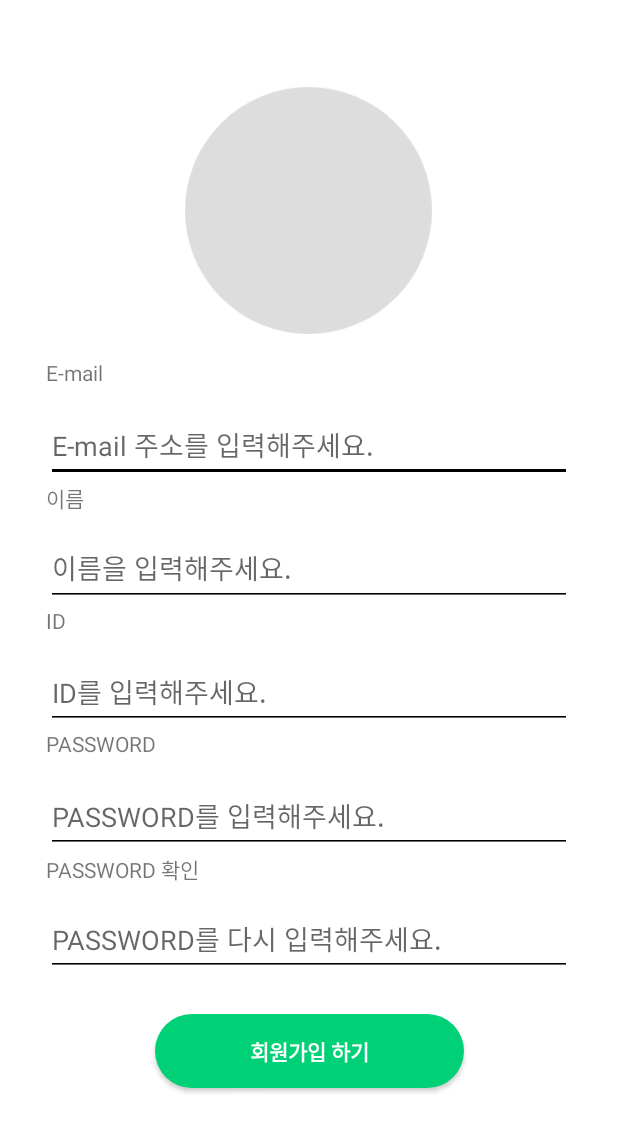
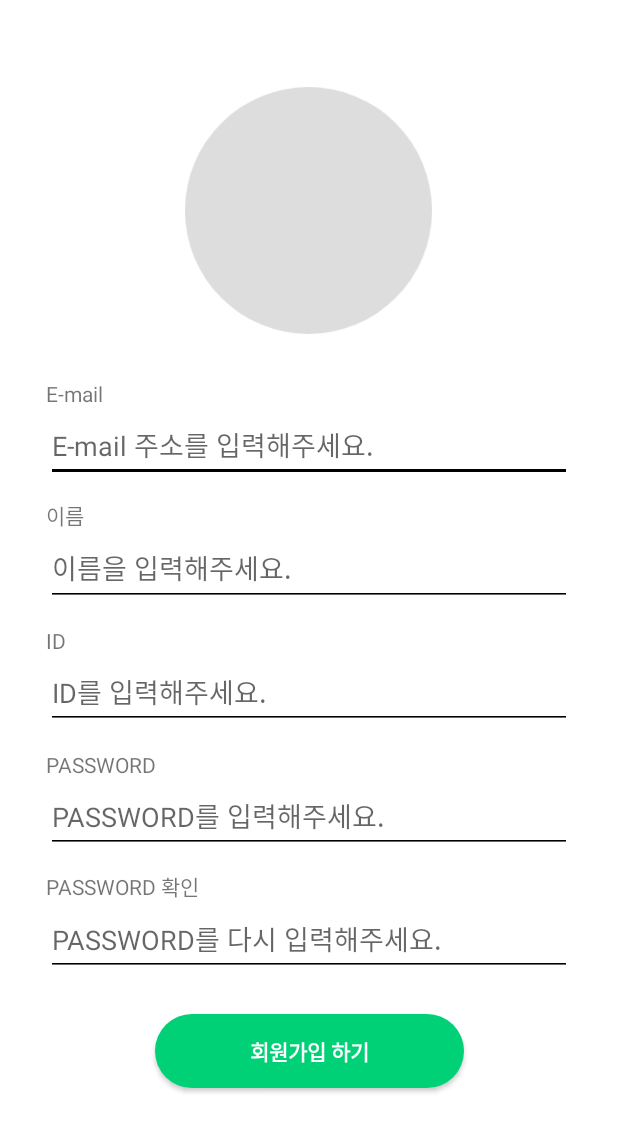
Before and after one commit to Nayoung-apeach/zero-waste, an Android app: the JoinActivity screen opened directly, with no data from a screen before it, on a phone screen of 412 x 824 dp. Shown: the top 1132 px of the screen. Run offline under Robolectric (Android 15) with nearby library versions, the light colour scheme and no system bars.

Commit message:
회원가입 화면 수정

```diff
--- a/app/src/main/res/layout/activity_join.xml
+++ b/app/src/main/res/layout/activity_join.xml
@@ -32,7 +32,8 @@
         app:layout_constraintLeft_toLeftOf="parent"
         app:layout_constraintRight_toRightOf="parent"
         app:layout_constraintStart_toStartOf="parent"
-        app:layout_constraintTop_toBottomOf="@id/join_space0" />
+        app:layout_constraintTop_toBottomOf="@id/join_space0"
+        />
 
     <Space
         android:id="@+id/join_space1"
@@ -56,6 +57,7 @@
         app:layout_constraintLeft_toLeftOf="parent"
         app:layout_constraintRight_toRightOf="parent"
         android:text="E-mail"
+        android:gravity="bottom"
         />
     <EditText
         android:id="@+id/join_email_textedit"
@@ -82,6 +84,7 @@
         app:layout_constraintLeft_toLeftOf="parent"
         app:layout_constraintRight_toRightOf="parent"
         android:text="이름"
+        android:gravity="bottom"
         />
     <EditText
         android:id="@+id/join_name_textedit"
@@ -108,6 +111,7 @@
         app:layout_constraintLeft_toLeftOf="parent"
         app:layout_constraintRight_toRightOf="parent"
         android:text="ID"
+        android:gravity="bottom"
         />
     <EditText
         android:id="@+id/join_id_textedit"
@@ -134,6 +138,7 @@
         app:layout_constraintLeft_toLeftOf="parent"
         app:layout_constraintRight_toRightOf="parent"
         android:text="PASSWORD"
+        android:gravity="bottom"
         />
     <EditText
         android:id="@+id/join_pwd_textedit"
@@ -160,6 +165,7 @@
         app:layout_constraintLeft_toLeftOf="parent"
         app:layout_constraintRight_toRightOf="parent"
         android:text="PASSWORD 확인"
+        android:gravity="bottom"
         />
     <EditText
         android:id="@+id/join_pwd_re_textedit"
```
